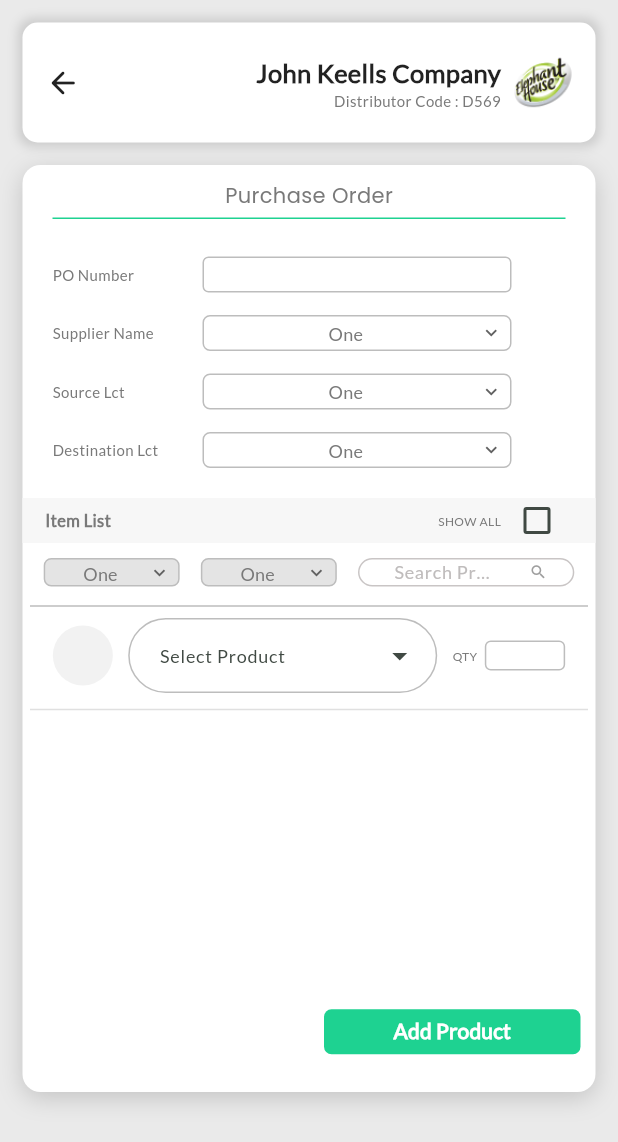
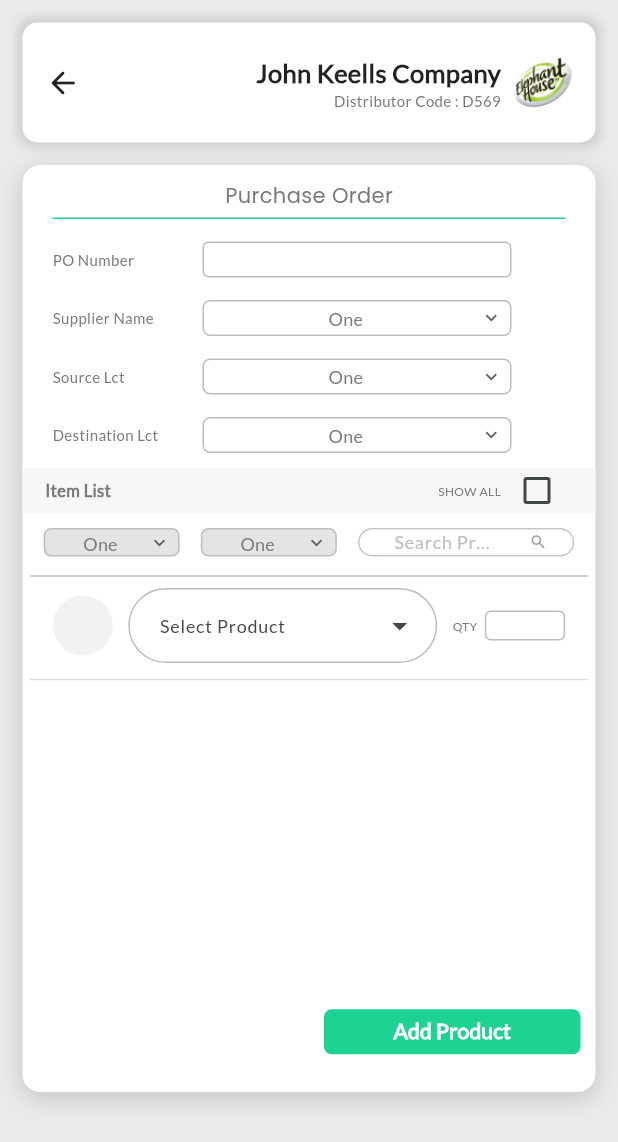
Before and after one commit to ECODE-IT/Evision-Distribution-App, a Flutter app: the AddPurchaseOrderPage screen opened by its route, on a phone screen of 412 x 824 dp. Shown: the top 1142 px of the screen. Run offline on Flutter 3.47's test engine with Material 2 defaults, Android fonts, the phone set to English and light mode, and no system bars; drawn by our look-alikes of dropdown_search; our stand-ins replace firebase_core, firebase_crashlytics, google_fonts, webview_flutter; accounts and stored records are empty.

Commit message:
Fixed overflow.

```diff
--- a/lib/pages/purchage_order/add_purchase_order_page.dart
+++ b/lib/pages/purchage_order/add_purchase_order_page.dart
@@ -80,7 +80,7 @@ class _AddPurchaseOrderPageState extends State<AddPurchaseOrderPage> {
                     child: Column(
                       children: [
                         Padding(
-                          padding: const EdgeInsets.fromLTRB(20.0, 20.0, 20.0, 20.0),
+                          padding: const EdgeInsets.fromLTRB(20.0, 10.0, 20.0, 10.0),
                           child: Column(
                             children: [
                               Row(
@@ -328,7 +328,7 @@ class _AddPurchaseOrderPageState extends State<AddPurchaseOrderPage> {
                                         onChanged: (GrnModel? value) {
                                           setState(() {
                                             productsToAdd.add(value!);
-                                            _selectedGrn = value!;
+                                            _selectedGrn = value;
                                           });
                                         },
                                       ),
```
Also changed, not shown: lib/components/default_background.dart (+1 -7 lines).
